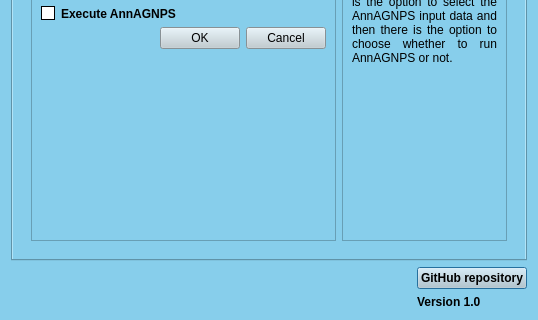
This is ui/dialog_base.ui in Inigobarbe/QGIS-AnnAGNPS as Qt 5 draws it before an edit; both pictures show x 0 to 538 and y 155 to 475 of the 538 by 475 pixel window. The edited form follows.
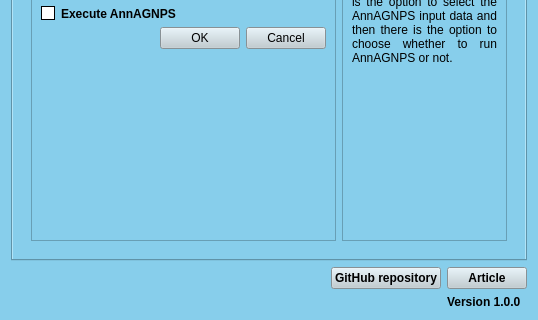
This is the edited form. The open tabs and pages were chosen to show the change.

```diff
--- a/ui/dialog_base.ui
+++ b/ui/dialog_base.ui
@@ -42,6 +42,19 @@
      </property>
     </widget>
    </item>
+   <item row="2" column="8">
+    <widget class="QLabel" name="label_6">
+     <property name="font">
+      <font>
+       <weight>75</weight>
+       <bold>true</bold>
+      </font>
+     </property>
+     <property name="text">
+      <string>Version 1.0.0</string>
+     </property>
+    </widget>
+   </item>
    <item row="1" column="1" rowspan="2">
     <widget class="QLabel" name="usda_label">
      <property name="text">
@@ -49,29 +62,6 @@
      </property>
     </widget>
    </item>
-   <item row="1" column="6">
-    <widget class="QPushButton" name="pg_github">
-     <property name="font">
-      <font>
-       <weight>75</weight>
-       <bold>true</bold>
-      </font>
-     </property>
-     <property name="styleSheet">
-      <string notr="true">QPushButton {
-    background-color: #becbd1;
-    color: black;
-}
-
-QPushButton:hover {
-    color: white;
-}</string>
-     </property>
-     <property name="text">
-      <string>GitHub repository</string>
-     </property>
-    </widget>
-   </item>
    <item row="1" column="5">
     <widget class="QLabel" name="label_11">
      <property name="text">
@@ -79,20 +69,7 @@
      </property>
     </widget>
    </item>
-   <item row="2" column="6">
-    <widget class="QLabel" name="label_6">
-     <property name="font">
-      <font>
-       <weight>75</weight>
-       <bold>true</bold>
-      </font>
-     </property>
-     <property name="text">
-      <string>Version 1.0</string>
-     </property>
-    </widget>
-   </item>
-   <item row="0" column="0" colspan="7">
+   <item row="0" column="0" colspan="9">
     <widget class="QTabWidget" name="tabWidget">
      <property name="currentIndex">
       <number>0</number>
@@ -1258,6 +1235,52 @@
      </widget>
     </widget>
    </item>
+   <item row="1" column="8">
+    <widget class="QPushButton" name="article">
+     <property name="font">
+      <font>
+       <weight>75</weight>
+       <bold>true</bold>
+      </font>
+     </property>
+     <property name="styleSheet">
+      <string notr="true">QPushButton {
+    background-color: #becbd1;
+    color: black;
+}
+
+QPushButton:hover {
+    color: white;
+}</string>
+     </property>
+     <property name="text">
+      <string>Article</string>
+     </property>
+    </widget>
+   </item>
+   <item row="1" column="7">
+    <widget class="QPushButton" name="pg_github">
+     <property name="font">
+      <font>
+       <weight>75</weight>
+       <bold>true</bold>
+      </font>
+     </property>
+     <property name="styleSheet">
+      <string notr="true">QPushButton {
+    background-color: #becbd1;
+    color: black;
+}
+
+QPushButton:hover {
+    color: white;
+}</string>
+     </property>
+     <property name="text">
+      <string>GitHub repository</string>
+     </property>
+    </widget>
+   </item>
   </layout>
   <zorder>upna_label</zorder>
   <zorder>tabWidget</zorder>
```
Left out of the diff: 24 changed lines with no effect on the pictures.
